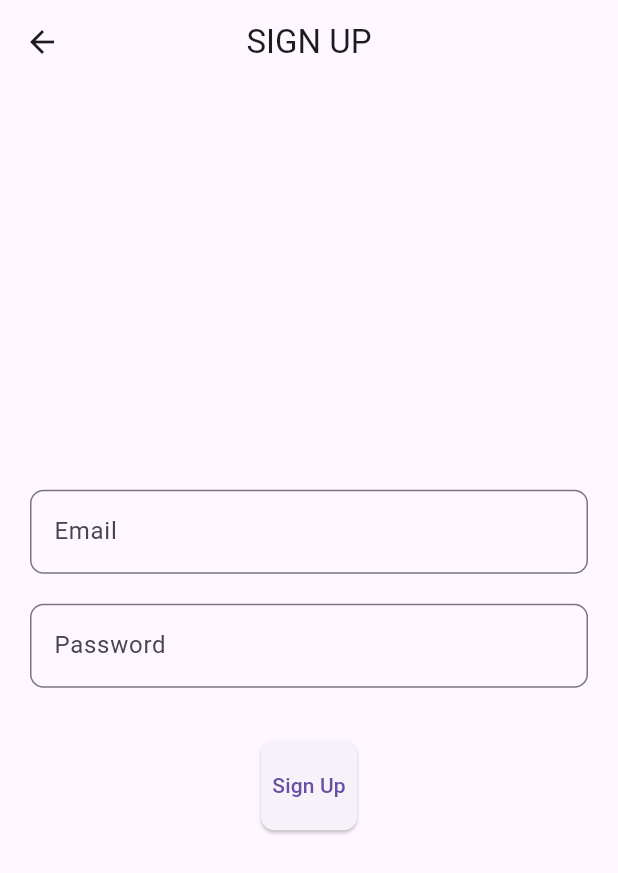
After one commit to ghozifr/Digital-Inventory-Hub, a Flutter app: the screen it shows after launch, after a tap on "Create an account", on a phone screen of 412 x 824 dp. The commit adds this screen. Shown: the top 873 px of the screen. Run offline on Flutter 3.47's test engine with Material 3 defaults, Android fonts, the phone set to English and light mode, and no system bars; our stand-ins replace cloud_firestore, firebase_auth, firebase_core, get, open_file, pdf and 1 more; missing offline and left inert: flutter_barcode_scanner; accounts and stored records are empty.

Commit message:
registration

```diff
--- a/inventory_hub/lib/app/modules/login/views/login_view.dart
+++ b/inventory_hub/lib/app/modules/login/views/login_view.dart
@@ -51,7 +51,9 @@ class LoginView extends GetView<LoginController> {
                     controller.isHidden.toggle();
                   },
                   icon: Icon(
-                    controller.isHidden.isFalse ? Icons.remove_red_eye : Icons.remove_red_eye_outlined,
+                    controller.isHidden.isFalse
+                        ? Icons.remove_red_eye
+                        : Icons.remove_red_eye_outlined,
                   ),
                 ),
                 border: OutlineInputBorder(
@@ -60,13 +62,21 @@ class LoginView extends GetView<LoginController> {
               ),
             ),
           ),
+          const SizedBox(height: 15),
+          TextButton(
+            onPressed: () {
+              Get.toNamed(Routes.registration);
+            },
+            child: Text("Create an account"),
+          ),
           const SizedBox(height: 35),
           ElevatedButton(
             onPressed: () async {
               if (controller.isLoading.isFalse) {
                 if (emailC.text.isNotEmpty && passC.text.isNotEmpty) {
                   controller.isLoading(true);
-                  Map<String, dynamic> hasil = await authC.login(emailC.text, passC.text);
+                  Map<String, dynamic> hasil =
+                      await authC.login(emailC.text, passC.text);
                   controller.isLoading(false);
 
                   if (hasil["error"] == true) {
--- /dev/null
+++ b/inventory_hub/lib/app/modules/registration/bindings/registration_binding.dart
@@ -0,0 +1,12 @@
+import 'package:get/get.dart';
+
+import '../controllers/registration_controller.dart';
+
+class RegistrationBinding extends Bindings {
+  @override
+  void dependencies() {
+    Get.lazyPut<RegistrationController>(
+      () => RegistrationController(),
+    );
+  }
+}
--- /dev/null
+++ b/inventory_hub/lib/app/modules/registration/controllers/registration_controller.dart
@@ -0,0 +1,46 @@
+import 'package:firebase_auth/firebase_auth.dart';
+import 'package:flutter/material.dart';
+import 'package:get/get.dart';
+
+class RegistrationController extends GetxController {
+  //TODO: Implement RegistrationController
+
+  final FirebaseAuth _firebaseAuth = FirebaseAuth.instance;
+
+  //RxBool isHidden = true.obs;
+  RxBool isLoading = false.obs;
+
+  void signUp(String email, String password) async {
+    try {
+      isLoading.value = true;
+      UserCredential userCredential =
+          await _firebaseAuth.createUserWithEmailAndPassword(
+        email: email,
+        password: password,
+      );
+    } on FirebaseAuthException catch (e) {
+      if (e.code == 'weak-password') {
+        Get.snackbar(
+          'Error',
+          'Password is too weak.',
+          backgroundColor: Colors.red,
+          colorText: Colors.white,
+        );
+      } else if (e.code == 'email-already-in-use') {
+        Get.snackbar(
+          'Error',
+          'Email is already in use.',
+          backgroundColor: Colors.red,
+          colorText: Colors.white,
+        );
+      } else {
+        //Get.offAllNamed(
+        // Routes.home);
+      }
+    } catch (e) {
+      print(e.toString());
+    } finally {
+      isLoading.value = false;
+    }
+  }
+}
--- /dev/null
+++ b/inventory_hub/lib/app/modules/registration/views/registration_view.dart
@@ -0,0 +1,84 @@
+import 'package:flutter/material.dart';
+import 'package:get/get.dart';
+
+import '../../login/views/login_view.dart';
+import '../controllers/registration_controller.dart';
+
+class RegistrationView extends StatelessWidget {
+  final RegistrationController _signupController =
+      Get.put(RegistrationController());
+
+  final TextEditingController _emailController = TextEditingController();
+  final TextEditingController _passwordController = TextEditingController();
+
+  RegistrationView({super.key});
+
+  void signUp() {
+    String email = _emailController.text;
+    String password = _passwordController.text;
+    _signupController.signUp(email, password);
+  }
+
+  @override
+  Widget build(BuildContext context) {
+    return Scaffold(
+      appBar: AppBar(
+        title: const Text('SIGN UP'),
+        centerTitle: true,
+      ),
+      body: Padding(
+        padding: const EdgeInsets.all(20),
+        child: Column(
+          mainAxisAlignment: MainAxisAlignment.center,
+          children: [
+            TextField(
+              controller: _emailController,
+              keyboardType: TextInputType.emailAddress,
+              decoration: InputDecoration(
+                labelText: 'Email',
+                border: OutlineInputBorder(
+                  borderRadius: BorderRadius.circular(9),
+                ),
+              ),
+            ),
+            const SizedBox(height: 20),
+            TextField(
+              controller: _passwordController,
+              obscureText: true,
+              decoration: InputDecoration(
+                labelText: 'Password',
+                border: OutlineInputBorder(
+                  borderRadius: BorderRadius.circular(9),
+                ),
+              ),
+            ),
+            const SizedBox(height: 35),
+            Obx(() {
+              return ElevatedButton(
+                onPressed: _signupController.isLoading.value
+                    ? null
+                    : () {
+                        signUp();
+                        // Navigate to the login page
+                        Navigator.push(
+                          context,
+                          MaterialPageRoute(builder: (context) => LoginView()),
+                        );
+                      },
+                style: ElevatedButton.styleFrom(
+                  shape: RoundedRectangleBorder(
+                    borderRadius: BorderRadius.circular(9),
+                  ),
+                  padding: const EdgeInsets.symmetric(vertical: 20),
+                ),
+                child: _signupController.isLoading.value
+                    ? const CircularProgressIndicator()
+                    : const Text('Sign Up'),
+              );
+            }),
+          ],
+        ),
+      ),
+    );
+  }
+}
--- a/inventory_hub/lib/app/routes/app_pages.dart
+++ b/inventory_hub/lib/app/routes/app_pages.dart
@@ -2,6 +2,8 @@ import 'package:get/get.dart';
 
 import '../modules/add_product/bindings/add_product_binding.dart';
 import '../modules/add_product/views/add_product_view.dart';
+import '../modules/coba_login/bindings/coba_login_binding.dart';
+import '../modules/coba_login/views/coba_login_view.dart';
 import '../modules/detail_product/bindings/detail_product_binding.dart';
 import '../modules/detail_product/views/detail_product_view.dart';
 import '../modules/home/bindings/home_binding.dart';
@@ -10,6 +12,8 @@ import '../modules/login/bindings/login_binding.dart';
 import '../modules/login/views/login_view.dart';
 import '../modules/products/bindings/products_binding.dart';
 import '../modules/products/views/products_view.dart';
+import '../modules/registration/bindings/registration_binding.dart';
+import '../modules/registration/views/registration_view.dart';
 
 part 'app_routes.dart';
 
@@ -42,5 +46,15 @@ class AppPages {
       page: () => DetailProductView(),
       binding: DetailProductBinding(),
     ),
+    GetPage(
+      name: _Paths.coba_login,
+      page: () => CobaLoginView(),
+      binding: CobaLoginBinding(),
+    ),
+    GetPage(
+      name: _Paths.registration,
+      page: () => RegistrationView(),
+      binding: RegistrationBinding(),
+    ),
   ];
 }
--- a/inventory_hub/lib/app/routes/app_routes.dart
+++ b/inventory_hub/lib/app/routes/app_routes.dart
@@ -8,6 +8,8 @@ abstract class Routes {
   static const addProduct = _Paths.addProduct;
   static const products = _Paths.products;
   static const detailProduct = _Paths.detailProduct;
+  static const coba_login = _Paths.coba_login;
+  static const registration = _Paths.registration;
 }
 
 abstract class _Paths {
@@ -17,4 +19,6 @@ abstract class _Paths {
   static const addProduct = '/add-product';
   static const products = '/products';
   static const detailProduct = '/detail-product';
+  static const coba_login = '/coba-login';
+  static const registration = '/registration';
 }
```
Also changed, not shown: inventory_hub/lib/app/modules/add_product/views/add_product_view.dart (+7 -3 lines), inventory_hub/lib/app/modules/coba_login/bindings/coba_login_binding.dart (added, +12 -0 lines), inventory_hub/lib/app/modules/coba_login/controllers/coba_login_controller.dart (added, +78 -0 lines), inventory_hub/lib/app/modules/coba_login/views/coba_login_view.dart (added, +71 -0 lines), inventory_hub/pubspec.lock.
